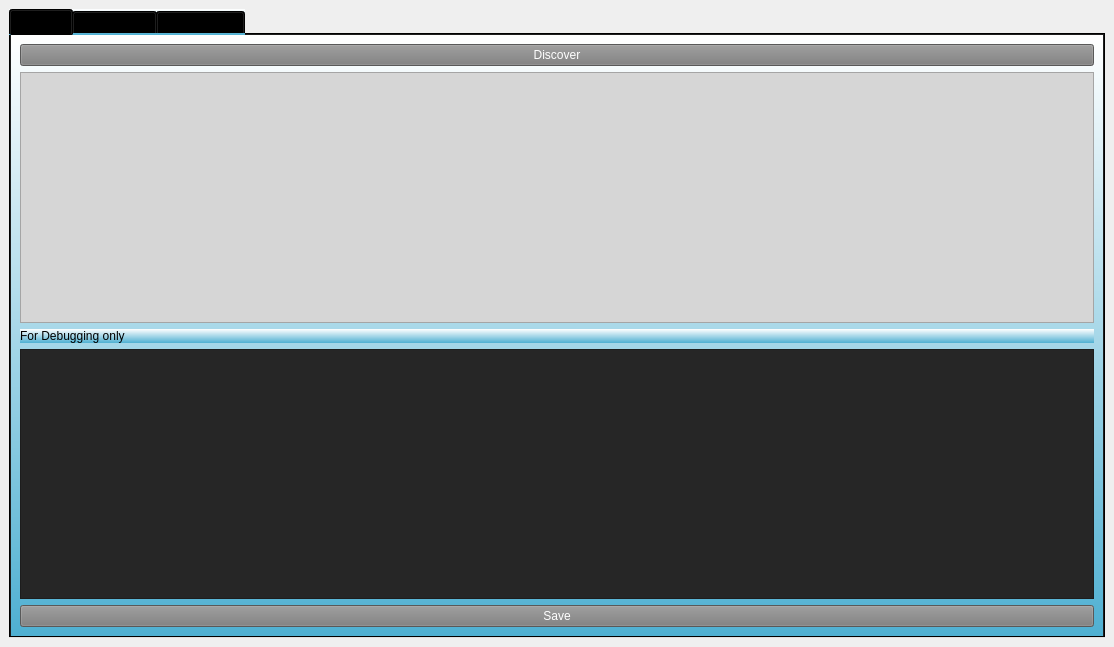
Old version of the form SomoServer/gui.ui in the repository p-sanches/somabits.
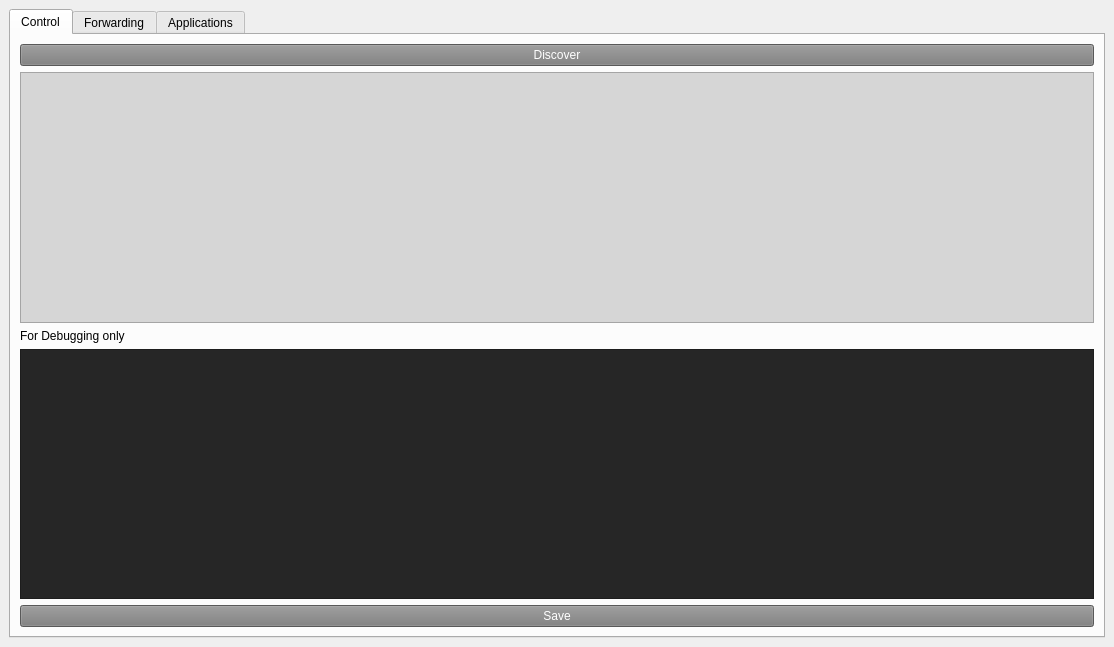
New version of the form. The open tabs and pages were chosen to show the change. Icons and pictures are not drawn.

Patch:
```diff
--- a/SomoServer/gui.ui
+++ b/SomoServer/gui.ui
@@ -55,23 +55,12 @@
           </brush>
          </colorrole>
          <colorrole role="Button">
-          <brush brushstyle="LinearGradientPattern">
-           <gradient startx="0.466000000000000" starty="0.000000000000000" endx="0.460000000000000" endy="1.000000000000000" type="LinearGradient" spread="PadSpread" coordinatemode="ObjectBoundingMode">
-            <gradientstop position="0.000000000000000">
+          <brush brushstyle="SolidPattern">
              <color alpha="255">
-              <red>255</red>
-              <green>255</green>
-              <blue>255</blue>
-             </color>
-            </gradientstop>
-            <gradientstop position="1.000000000000000">
-             <color alpha="255">
-              <red>79</red>
-              <green>176</green>
-              <blue>210</blue>
-             </color>
-            </gradientstop>
-           </gradient>
+            <red>240</red>
+            <green>240</green>
+            <blue>240</blue>
+           </color>
           </brush>
          </colorrole>
          <colorrole role="Light">
@@ -138,43 +127,21 @@
           </brush>
          </colorrole>
          <colorrole role="Base">
-          <brush brushstyle="LinearGradientPattern">
-           <gradient startx="0.466000000000000" starty="0.000000000000000" endx="0.460000000000000" endy="1.000000000000000" type="LinearGradient" spread="PadSpread" coordinatemode="ObjectBoundingMode">
-            <gradientstop position="0.000000000000000">
+          <brush brushstyle="SolidPattern">
              <color alpha="255">
               <red>255</red>
               <green>255</green>
               <blue>255</blue>
              </color>
-            </gradientstop>
-            <gradientstop position="1.000000000000000">
-             <color alpha="255">
-              <red>79</red>
-              <green>176</green>
-              <blue>210</blue>
-             </color>
-            </gradientstop>
-           </gradient>
           </brush>
          </colorrole>
          <colorrole role="Window">
-          <brush brushstyle="LinearGradientPattern">
-           <gradient startx="0.466000000000000" starty="0.000000000000000" endx="0.460000000000000" endy="1.000000000000000" type="LinearGradient" spread="PadSpread" coordinatemode="ObjectBoundingMode">
-            <gradientstop position="0.000000000000000">
+          <brush brushstyle="SolidPattern">
              <color alpha="255">
-              <red>255</red>
-              <green>255</green>
-              <blue>255</blue>
-             </color>
-            </gradientstop>
-            <gradientstop position="1.000000000000000">
-             <color alpha="255">
-              <red>79</red>
-              <green>176</green>
-              <blue>210</blue>
-             </color>
-            </gradientstop>
-           </gradient>
+            <red>240</red>
+            <green>240</green>
+            <blue>240</blue>
+           </color>
           </brush>
          </colorrole>
          <colorrole role="Shadow">
@@ -225,23 +192,12 @@
           </brush>
          </colorrole>
          <colorrole role="Button">
-          <brush brushstyle="LinearGradientPattern">
-           <gradient startx="0.466000000000000" starty="0.000000000000000" endx="0.460000000000000" endy="1.000000000000000" type="LinearGradient" spread="PadSpread" coordinatemode="ObjectBoundingMode">
-            <gradientstop position="0.000000000000000">
+          <brush brushstyle="SolidPattern">
              <color alpha="255">
-              <red>255</red>
-              <green>255</green>
-              <blue>255</blue>
-             </color>
-            </gradientstop>
-            <gradientstop position="1.000000000000000">
-             <color alpha="255">
-              <red>79</red>
-              <green>176</green>
-              <blue>210</blue>
-             </color>
-            </gradientstop>
-           </gradient>
+            <red>240</red>
+            <green>240</green>
+            <blue>240</blue>
+           </color>
           </brush>
          </colorrole>
          <colorrole role="Light">
@@ -308,43 +264,21 @@
           </brush>
          </colorrole>
          <colorrole role="Base">
-          <brush brushstyle="LinearGradientPattern">
-           <gradient startx="0.466000000000000" starty="0.000000000000000" endx="0.460000000000000" endy="1.000000000000000" type="LinearGradient" spread="PadSpread" coordinatemode="ObjectBoundingMode">
-            <gradientstop position="0.000000000000000">
+          <brush brushstyle="SolidPattern">
              <color alpha="255">
               <red>255</red>
               <green>255</green>
               <blue>255</blue>
              </color>
-            </gradientstop>
-            <gradientstop position="1.000000000000000">
-             <color alpha="255">
-              <red>79</red>
-              <green>176</green>
-              <blue>210</blue>
-             </color>
-            </gradientstop>
-           </gradient>
           </brush>
          </colorrole>
          <colorrole role="Window">
-          <brush brushstyle="LinearGradientPattern">
-           <gradient startx="0.466000000000000" starty="0.000000000000000" endx="0.460000000000000" endy="1.000000000000000" type="LinearGradient" spread="PadSpread" coordinatemode="ObjectBoundingMode">
-            <gradientstop position="0.000000000000000">
+          <brush brushstyle="SolidPattern">
              <color alpha="255">
-              <red>255</red>
-              <green>255</green>
-              <blue>255</blue>
-             </color>
-            </gradientstop>
-            <gradientstop position="1.000000000000000">
-             <color alpha="255">
-              <red>79</red>
-              <green>176</green>
-              <blue>210</blue>
-             </color>
-            </gradientstop>
-           </gradient>
+            <red>240</red>
+            <green>240</green>
+            <blue>240</blue>
+           </color>
           </brush>
          </colorrole>
          <colorrole role="Shadow">
@@ -395,23 +329,12 @@
           </brush>
          </colorrole>
          <colorrole role="Button">
-          <brush brushstyle="LinearGradientPattern">
-           <gradient startx="0.466000000000000" starty="0.000000000000000" endx="0.460000000000000" endy="1.000000000000000" type="LinearGradient" spread="PadSpread" coordinatemode="ObjectBoundingMode">
-            <gradientstop position="0.000000000000000">
+          <brush brushstyle="SolidPattern">
              <color alpha="255">
-              <red>255</red>
-              <green>255</green>
-              <blue>255</blue>
-             </color>
-            </gradientstop>
-            <gradientstop position="1.000000000000000">
-             <color alpha="255">
-              <red>79</red>
-              <green>176</green>
-              <blue>210</blue>
-             </color>
-            </gradientstop>
-           </gradient>
+            <red>240</red>
+            <green>240</green>
+            <blue>240</blue>
+           </color>
           </brush>
          </colorrole>
          <colorrole role="Light">
@@ -478,43 +401,21 @@
           </brush>
          </colorrole>
          <colorrole role="Base">
-          <brush brushstyle="LinearGradientPattern">
-           <gradient startx="0.466000000000000" starty="0.000000000000000" endx="0.460000000000000" endy="1.000000000000000" type="LinearGradient" spread="PadSpread" coordinatemode="ObjectBoundingMode">
-            <gradientstop position="0.000000000000000">
+          <brush brushstyle="SolidPattern">
              <color alpha="255">
-              <red>255</red>
-              <green>255</green>
-              <blue>255</blue>
-             </color>
-            </gradientstop>
-            <gradientstop position="1.000000000000000">
-             <color alpha="255">
-              <red>79</red>
-              <green>176</green>
-              <blue>210</blue>
-             </color>
-            </gradientstop>
-           </gradient>
+            <red>240</red>
+            <green>240</green>
+            <blue>240</blue>
+           </color>
           </brush>
          </colorrole>
          <colorrole role="Window">
-          <brush brushstyle="LinearGradientPattern">
-           <gradient startx="0.466000000000000" starty="0.000000000000000" endx="0.460000000000000" endy="1.000000000000000" type="LinearGradient" spread="PadSpread" coordinatemode="ObjectBoundingMode">
-            <gradientstop position="0.000000000000000">
+          <brush brushstyle="SolidPattern">
              <color alpha="255">
-              <red>255</red>
-              <green>255</green>
-              <blue>255</blue>
-             </color>
-            </gradientstop>
-            <gradientstop position="1.000000000000000">
-             <color alpha="255">
-              <red>79</red>
-              <green>176</green>
-              <blue>210</blue>
-             </color>
-            </gradientstop>
-           </gradient>
+            <red>240</red>
+            <green>240</green>
+            <blue>240</blue>
+           </color>
           </brush>
          </colorrole>
          <colorrole role="Shadow">
@@ -560,9 +461,7 @@
        <bool>false</bool>
       </property>
       <property name="styleSheet">
-       <string notr="true">background-color: qlineargradient(spread:pad, x1:0.466, y1:0, x2:0.46, y2:1, stop:0 rgba(255, 255, 255, 255), stop:1 rgba(79, 176, 210, 255));
-
-font: 63 9pt &quot;Adobe Fan Heiti Std B&quot;;
+       <string notr="true">
 </string>
       </property>
       <property name="tabShape">
```
Left out of the diff: 2 changed lines with no effect on the pictures. Lines whose indentation alone changed are shown as unchanged.
